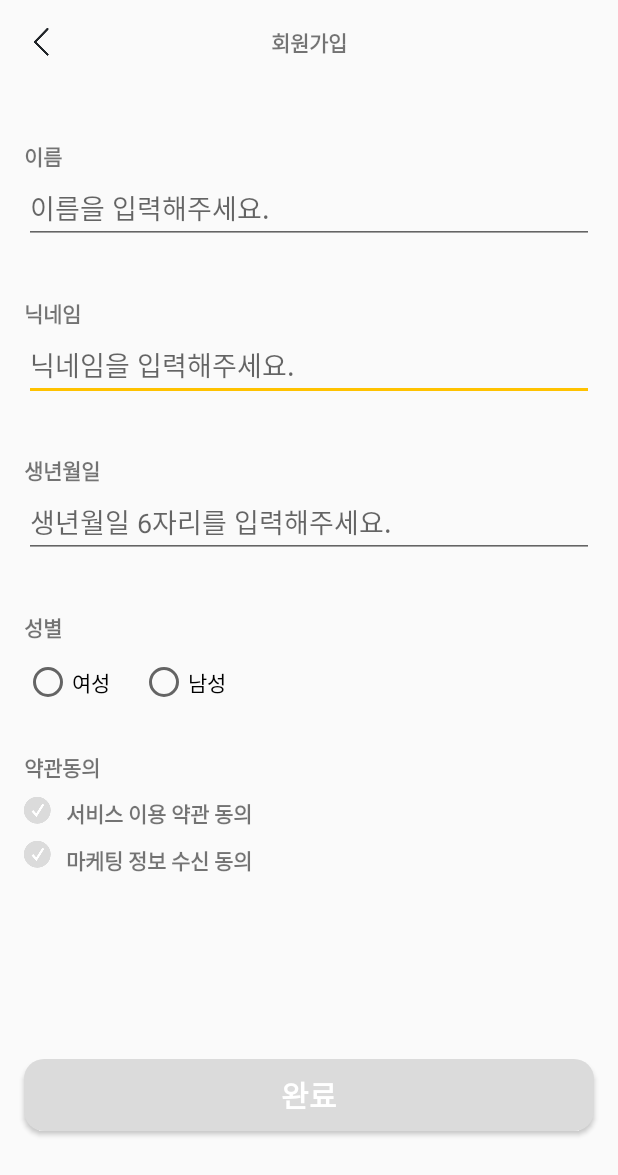
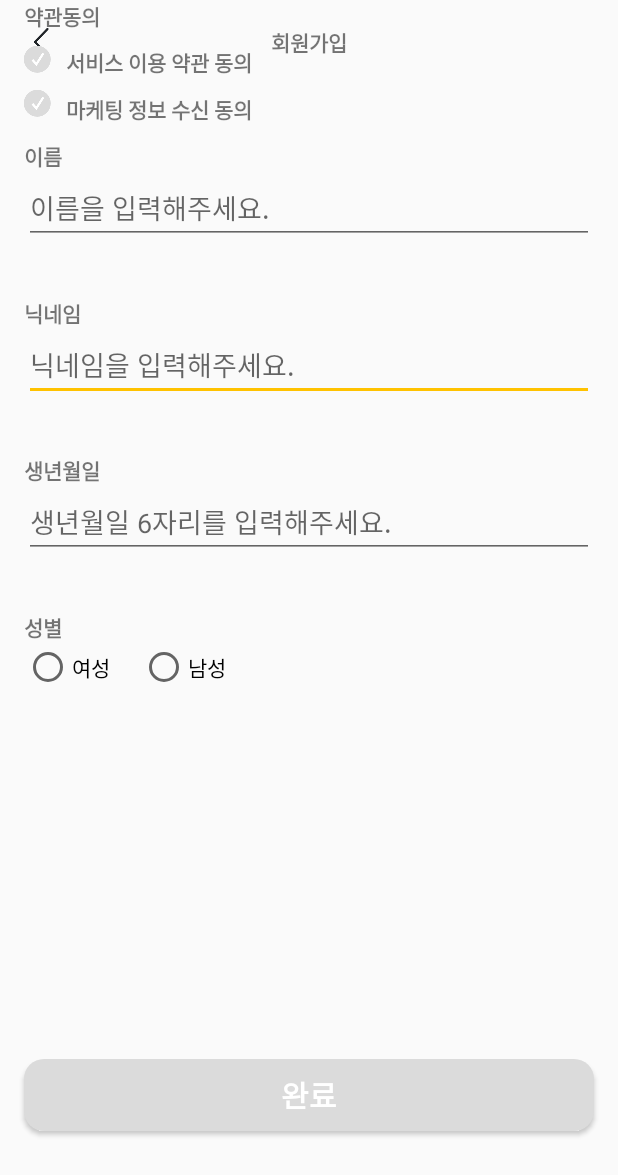
Before and after one commit to INTENRZ/Android_INTERNZ, an Android app: the SignUp2Activity screen opened directly, with no data from a screen before it, on a phone screen of 412 x 824 dp. Shown: the top 1175 px of the screen. Run offline under Robolectric (Android 15) with nearby library versions, the phone set to English and light mode, and no system bars.

Commit message:
SignUp2Activity 기능 구현

```diff
--- a/app/src/main/java/com/example/internz/data/SignUpRequestData.kt
+++ b/app/src/main/java/com/example/internz/data/SignUpRequestData.kt
@@ -3,6 +3,10 @@ package com.example.internz.data
 //TODO! 뷰 추가하는대로 데이터 추가 필요함
 class SignUpRequestData (
     val email : String,
+    val pwd : String,
+    val phoneNum : String,
     val name : String,
-    val pwd : String
+    val nickname : String,
+    val birth : String,
+    val gender : Int //여자 : 0, 남자 : 1
 )
--- a/app/src/main/java/com/example/internz/feature/signin/SignInActivity.kt
+++ b/app/src/main/java/com/example/internz/feature/signin/SignInActivity.kt
@@ -117,7 +117,7 @@ class SignInActivity : AppCompatActivity() {
 //                        }
 //                        else {
 //                            //TODO! 오류 확인
-//                            Toast.makeText(applicationContext, response.body().toString(), Toast.LENGTH_SHORT).show()
+//                            Toast.makeText(applicationContext, response.message(), Toast.LENGTH_SHORT).show()
 //                        }
 //                    }
 //                }
--- a/app/src/main/res/layout/activity_sign_up2.xml
+++ b/app/src/main/res/layout/activity_sign_up2.xml
@@ -108,25 +108,34 @@
         app:layout_constraintStart_toStartOf="parent"
         app:layout_constraintTop_toBottomOf="@+id/edtSignUpBirth" />
 
+
+    <RadioGroup
+        android:id="@+id/radioGroupSignUp"
+        android:layout_width="match_parent"
+        android:layout_height="wrap_content"
+        android:orientation="horizontal"
+        app:layout_constraintTop_toBottomOf="@+id/textView13"
+        tools:layout_editor_absoluteX="0dp">
+
         <RadioButton
             android:id="@+id/radioSignUpFemale"
             android:layout_width="wrap_content"
             android:layout_height="wrap_content"
             android:layout_marginStart="16dp"
-        android:layout_marginTop="10dp"
             android:text="여성"
             app:layout_constraintStart_toStartOf="parent"
-        app:layout_constraintTop_toBottomOf="@+id/textView13" />
+            tools:layout_editor_absoluteY="421dp" />
 
         <RadioButton
             android:id="@+id/radioSignUpMale"
             android:layout_width="wrap_content"
             android:layout_height="wrap_content"
             android:layout_marginStart="20dp"
-        android:layout_marginTop="10dp"
             android:text="남성"
             app:layout_constraintStart_toEndOf="@+id/radioSignUpFemale"
-        app:layout_constraintTop_toBottomOf="@+id/textView13" />
+            tools:layout_editor_absoluteY="421dp" />
+
+    </RadioGroup>
 
     <ImageView
         android:id="@+id/imgbtnSignUpService"
@@ -191,11 +200,11 @@
         android:layout_width="wrap_content"
         android:layout_height="wrap_content"
         android:layout_marginStart="16dp"
-        android:layout_marginTop="30dp"
+        android:layout_marginTop="35dp"
+        android:text="약관동의"
         android:textStyle="bold"
-        android:text="약관동의"
         app:layout_constraintStart_toStartOf="parent"
-        app:layout_constraintTop_toBottomOf="@+id/radioSignUpFemale" />
+        app:layout_constraintTop_toBottomOf="@+id/radioGroup" />
 
     <EditText
         android:id="@+id/edtSignUpName"
```
Also changed, not shown: app/src/main/java/com/example/internz/feature/signup/SignUp2Activity.kt (+69 -11 lines). Lines whose indentation alone changed are shown as unchanged.
